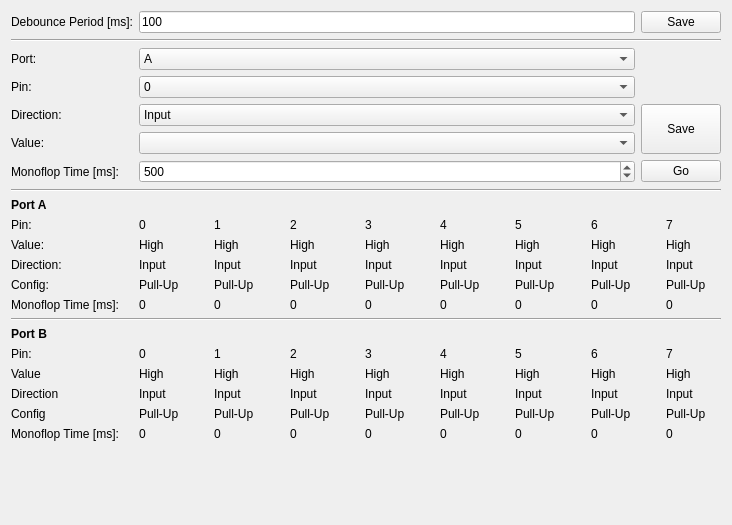
Old version of the form src/brickv/plugin_system/plugins/io16/ui/io16.ui in the repository Tinkerforge/brickv.
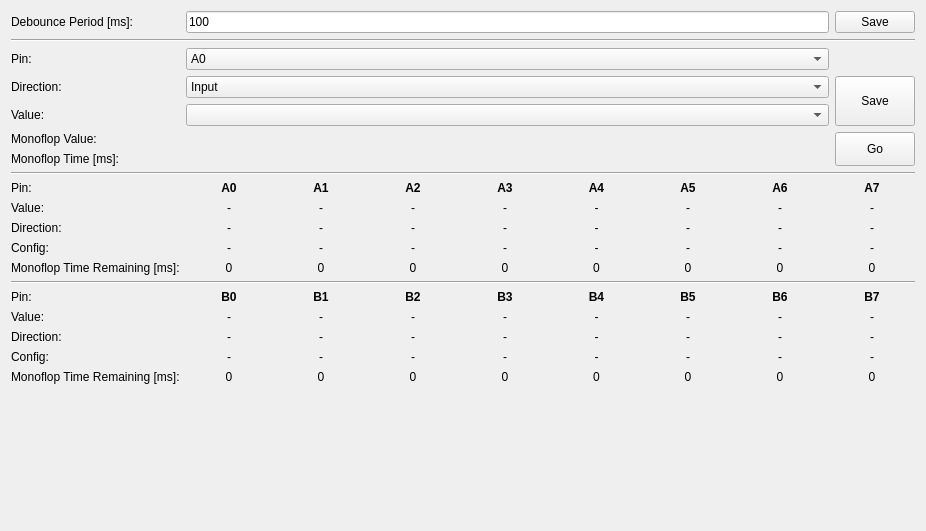
New version of the form.

Commit message:
Refactor and unify monoflop logic
Workaround Industrial Digital Out 4 Bricklet 2.0 and IO-4 Bricklet 2.0
firmware bugs.

Patch:
```diff
--- a/src/brickv/plugin_system/plugins/io16/ui/io16.ui
+++ b/src/brickv/plugin_system/plugins/io16/ui/io16.ui
@@ -6,8 +6,8 @@
    <rect>
     <x>0</x>
     <y>0</y>
-    <width>732</width>
-    <height>525</height>
+    <width>926</width>
+    <height>531</height>
    </rect>
   </property>
   <property name="windowTitle">
@@ -50,40 +50,7 @@
        </property>
       </widget>
      </item>
-     <item row="2" column="1">
-      <widget class="QComboBox" name="port_box">
-       <item>
-        <property name="text">
-         <string>A</string>
-        </property>
-       </item>
-       <item>
-        <property name="text">
-         <string>B</string>
-        </property>
-       </item>
-      </widget>
-     </item>
      <item row="2" column="0">
-      <widget class="QLabel" name="label">
-       <property name="minimumSize">
-        <size>
-         <width>0</width>
-         <height>0</height>
-        </size>
-       </property>
-       <property name="maximumSize">
-        <size>
-         <width>100</width>
-         <height>16777215</height>
-        </size>
-       </property>
-       <property name="text">
-        <string>Port:</string>
-       </property>
-      </widget>
-     </item>
-     <item row="3" column="0">
       <widget class="QLabel" name="label_3">
        <property name="maximumSize">
         <size>
@@ -96,7 +63,7 @@
        </property>
       </widget>
      </item>
-     <item row="4" column="0">
+     <item row="3" column="0">
       <widget class="QLabel" name="label_2">
        <property name="maximumSize">
         <size>
@@ -109,11 +76,11 @@
        </property>
       </widget>
      </item>
-     <item row="3" column="1">
+     <item row="2" column="1">
       <widget class="QComboBox" name="pin_box">
        <item>
         <property name="text">
-         <string>0</string>
+         <string>A0</string>
         </property>
        </item>
        <item>
@@ -153,7 +120,7 @@
        </item>
       </widget>
      </item>
-     <item row="4" column="1">
+     <item row="3" column="1">
       <widget class="QComboBox" name="direction_box">
        <item>
         <property name="text">
@@ -167,8 +134,8 @@
        </item>
       </widget>
      </item>
-     <item row="5" column="0">
-      <widget class="QLabel" name="label_4">
+     <item row="4" column="0">
+      <widget class="QLabel" name="value_label">
        <property name="maximumSize">
         <size>
          <width>100</width>
@@ -180,10 +147,10 @@
        </property>
       </widget>
      </item>
-     <item row="5" column="1">
+     <item row="4" column="1">
       <widget class="QComboBox" name="value_box"/>
      </item>
-     <item row="4" column="2" rowspan="2">
+     <item row="3" column="2" rowspan="2">
       <widget class="QPushButton" name="save_button">
        <property name="sizePolicy">
         <sizepolicy hsizetype="Minimum" vsizetype="Minimum">
@@ -196,19 +163,6 @@
        </property>
       </widget>
      </item>
-     <item row="8" column="0" colspan="3">
-      <widget class="QLabel" name="label_8">
-       <property name="font">
-        <font>
-         <weight>75</weight>
-         <bold>true</bold>
-        </font>
-       </property>
-       <property name="text">
-        <string>Port A</string>
-       </property>
-      </widget>
-     </item>
      <item row="7" column="0" colspan="3">
       <widget class="Line" name="line">
        <property name="orientation">
@@ -216,260 +170,401 @@
        </property>
       </widget>
      </item>
-     <item row="9" column="0">
+     <item row="8" column="0">
       <widget class="QLabel" name="label_53">
        <property name="text">
         <string>Pin:</string>
        </property>
       </widget>
      </item>
-     <item row="10" column="0">
+     <item row="9" column="0">
       <widget class="QLabel" name="label_5">
        <property name="text">
         <string>Value:</string>
        </property>
       </widget>
      </item>
-     <item row="11" column="0">
+     <item row="10" column="0">
       <widget class="QLabel" name="label_7">
        <property name="text">
         <string>Direction:</string>
        </property>
       </widget>
      </item>
-     <item row="12" column="0">
+     <item row="11" column="0">
       <widget class="QLabel" name="label_6">
        <property name="text">
         <string>Config:</string>
        </property>
       </widget>
      </item>
-     <item row="9" column="1" rowspan="5" colspan="2">
+     <item row="8" column="1" rowspan="5" colspan="2">
       <layout class="QGridLayout" name="gridLayout">
-       <property name="horizontalSpacing">
-        <number>20</number>
-       </property>
        <item row="1" column="1">
         <widget class="QLabel" name="av0">
          <property name="text">
-          <string>High</string>
+          <string>-</string>
+         </property>
+         <property name="alignment">
+          <set>Qt::AlignCenter</set>
          </property>
         </widget>
        </item>
        <item row="1" column="2">
         <widget class="QLabel" name="av1">
          <property name="text">
-          <string>High</string>
+          <string>-</string>
+         </property>
+         <property name="alignment">
+          <set>Qt::AlignCenter</set>
          </property>
         </widget>
        </item>
        <item row="1" column="3">
         <widget class="QLabel" name="av2">
          <property name="text">
-          <string>High</string>
+          <string>-</string>
+         </property>
+         <property name="alignment">
+          <set>Qt::AlignCenter</set>
          </property>
         </widget>
        </item>
        <item row="1" column="4">
         <widget class="QLabel" name="av3">
          <property name="text">
-          <string>High</string>
+          <string>-</string>
+         </property>
+         <property name="alignment">
+          <set>Qt::AlignCenter</set>
          </property>
         </widget>
        </item>
        <item row="1" column="5">
         <widget class="QLabel" name="av4">
          <property name="text">
-          <string>High</string>
+          <string>-</string>
+         </property>
+         <property name="alignment">
+          <set>Qt::AlignCenter</set>
          </property>
         </widget>
        </item>
        <item row="1" column="6">
         <widget class="QLabel" name="av5">
          <property name="text">
-          <string>High</string>
+          <string>-</string>
+         </property>
+         <property name="alignment">
+          <set>Qt::AlignCenter</set>
          </property>
         </widget>
        </item>
        <item row="1" column="7">
         <widget class="QLabel" name="av6">
          <property name="text">
-          <string>High</string>
+          <string>-</string>
+         </property>
+         <property name="alignment">
+          <set>Qt::AlignCenter</set>
          </property>
         </widget>
        </item>
        <item row="1" column="8">
         <widget class="QLabel" name="av7">
          <property name="text">
-          <string>High</string>
+          <string>-</string>
+         </property>
+         <property name="alignment">
+          <set>Qt::AlignCenter</set>
          </property>
         </widget>
        </item>
        <item row="2" column="1">
         <widget class="QLabel" name="ad0">
          <property name="text">
-          <string>Input</string>
+          <string>-</string>
+         </property>
+         <property name="alignment">
+          <set>Qt::AlignCenter</set>
          </property>
         </widget>
        </item>
        <item row="2" column="2">
         <widget class="QLabel" name="ad1">
          <property name="text">
-          <string>Input</string>
+          <string>-</string>
+         </property>
+         <property name="alignment">
+          <set>Qt::AlignCenter</set>
          </property>
         </widget>
        </item>
        <item row="2" column="3">
         <widget class="QLabel" name="ad2">
          <property name="text">
-          <string>Input</string>
+          <string>-</string>
+         </property>
+         <property name="alignment">
+          <set>Qt::AlignCenter</set>
          </property>
         </widget>
        </item>
        <item row="2" column="4">
         <widget class="QLabel" name="ad3">
          <property name="text">
-          <string>Input</string>
+          <string>-</string>
+         </property>
+         <property name="alignment">
+          <set>Qt::AlignCenter</set>
          </property>
         </widget>
        </item>
        <item row="2" column="5">
         <widget class="QLabel" name="ad4">
          <property name="text">
-          <string>Input</string>
+          <string>-</string>
+         </property>
+         <property name="alignment">
+          <set>Qt::AlignCenter</set>
          </property>
         </widget>
        </item>
        <item row="2" column="6">
         <widget class="QLabel" name="ad5">
          <property name="text">
-          <string>Input</string>
+          <string>-</string>
+         </property>
+         <property name="alignment">
+          <set>Qt::AlignCenter</set>
          </property>
         </widget>
        </item>
        <item row="2" column="7">
         <widget class="QLabel" name="ad6">
          <property name="text">
-          <string>Input</string>
+          <string>-</string>
+         </property>
+         <property name="alignment">
+          <set>Qt::AlignCenter</set>
          </property>
         </widget>
        </item>
        <item row="2" column="8">
         <widget class="QLabel" name="ad7">
          <property name="text">
-          <string>Input</string>
+          <string>-</string>
+         </property>
+         <property name="alignment">
+          <set>Qt::AlignCenter</set>
          </property>
         </widget>
        </item>
        <item row="3" column="1">
         <widget class="QLabel" name="ac0">
          <property name="text">
-          <string>Pull-Up</string>
+          <string>-</string>
+         </property>
+         <property name="alignment">
+          <set>Qt::AlignCenter</set>
          </property>
         </widget>
        </item>
        <item row="3" column="2">
         <widget class="QLabel" name="ac1">
          <property name="text">
-          <string>Pull-Up</string>
+          <string>-</string>
+         </property>
+         <property name="alignment">
+          <set>Qt::AlignCenter</set>
          </property>
         </widget>
        </item>
        <item row="3" column="3">
         <widget class="QLabel" name="ac2">
          <property name="text">
-          <string>Pull-Up</string>
+          <string>-</string>
+         </property>
+         <property name="alignment">
+          <set>Qt::AlignCenter</set>
          </property>
         </widget>
        </item>
        <item row="3" column="4">
         <widget class="QLabel" name="ac3">
          <property name="text">
-          <string>Pull-Up</string>
+          <string>-</string>
+         </property>
+         <property name="alignment">
+          <set>Qt::AlignCenter</set>
          </property>
         </widget>
        </item>
        <item row="3" column="5">
         <widget class="QLabel" name="ac4">
          <property name="text">
-          <string>Pull-Up</string>
+          <string>-</string>
+         </property>
+         <property name="alignment">
+          <set>Qt::AlignCenter</set>
          </property>
         </widget>
        </item>
        <item row="3" column="6">
         <widget class="QLabel" name="ac5">
          <property name="text">
-          <string>Pull-Up</string>
+          <string>-</string>
+         </property>
+         <property name="alignment">
+          <set>Qt::AlignCenter</set>
          </property>
         </widget>
        </item>
        <item row="3" column="7">
         <widget class="QLabel" name="ac6">
          <property name="text">
-          <string>Pull-Up</string>
+          <string>-</string>
+         </property>
+         <property name="alignment">
+          <set>Qt::AlignCenter</set>
          </property>
         </widget>
        </item>
        <item row="3" column="8">
         <widget class="QLabel" name="ac7">
          <property name="text">
-          <string>Pull-Up</string>
+          <string>-</string>
+         </property>
+         <property name="alignment">
+          <set>Qt::AlignCenter</set>
          </property>
         </widget>
        </item>
        <item row="0" column="1">
         <widget class="QLabel" name="label_55">
+         <property name="font">
+          <font>
+           <weight>75</weight>
+           <bold>true</bold>
+          </font>
+         </property>
          <property name="text">
-          <string>0</string>
+          <string>A0</string>
+         </property>
+         <property name="alignment">
+          <set>Qt::AlignCenter</set>
          </property>
         </widget>
        </item>
        <item row="0" column="2">
         <widget class="QLabel" name="label_56">
+         <property name="font">
+          <font>
+           <weight>75</weight>
+           <bold>true</bold>
+          </font>
+         </property>
          <property name="text">
-          <string>1</string>
+          <string>A1</string>
+         </property>
+         <property name="alignment">
+          <set>Qt::AlignCenter</set>
          </property>
         </widget>
        </item>
        <item row="0" column="3">
         <widget class="QLabel" name="label_57">
+         <property name="font">
+          <font>
+           <weight>75</weight>
+           <bold>true</bold>
+          </font>
+         </property>
          <property name="text">
-          <string>2</string>
+          <string>A2</string>
+         </property>
+         <property name="alignment">
+          <set>Qt::AlignCenter</set>
          </property>
         </widget>
        </item>
        <item row="0" column="4">
         <widget class="QLabel" name="label_58">
+         <property name="font">
+          <font>
+           <weight>75</weight>
+           <bold>true</bold>
+          </font>
+         </property>
          <property name="text">
-          <string>3</string>
+          <string>A3</string>
+         </property>
+         <property name="alignment">
+          <set>Qt::AlignCenter</set>
          </property>
         </widget>
        </item>
        <item row="0" column="5">
         <widget class="QLabel" name="label_59">
+         <property name="font">
+          <font>
+           <weight>75</weight>
+           <bold>true</bold>
+          </font>
+         </property>
          <property name="text">
-          <string>4</string>
+          <string>A4</string>
+         </property>
+         <property name="alignment">
+          <set>Qt::AlignCenter</set>
          </property>
         </widget>
        </item>
        <item row="0" column="6">
         <widget class="QLabel" name="label_60">
+         <property name="font">
+          <font>
+           <weight>75</weight>
+           <bold>true</bold>
+          </font>
+         </property>
          <property name="text">
-          <string>5</string>
+          <string>A5</string>
+         </property>
+         <property name="alignment">
+          <set>Qt::AlignCenter</set>
          </property>
         </widget>
        </item>
        <item row="0" column="7">
         <widget class="QLabel" name="label_61">
+         <property name="font">
+          <font>
+           <weight>75</weight>
+           <bold>true</bold>
+          </font>
+         </property>
          <property name="text">
-          <string>6</string>
+          <string>A6</string>
+         </property>
+         <property name="alignment">
+          <set>Qt::AlignCenter</set>
          </property>
         </widget>
        </item>
        <item row="0" column="8">
         <widget class="QLabel" name="label_62">
+         <property name="font">
+          <font>
+           <weight>75</weight>
+           <bold>true</bold>
+          </font>
+         </property>
          <property name="text">
-          <string>7</string>
+          <string>A7</string>
+         </property>
+         <property name="alignment">
+          <set>Qt::AlignCenter</set>
          </property>
         </widget>
        </item>
@@ -478,6 +573,9 @@
          <property name="text">
           <string>0</string>
          </property>
+         <property name="alignment">
+          <set>Qt::AlignCenter</set>
+         </property>
         </widget>
        </item>
        <item row="4" column="2">
@@ -485,6 +583,9 @@
          <property name="text">
           <string>0</string>
          </property>
+         <property name="alignment">
+          <set>Qt::AlignCenter</set>
+         </property>
         </widget>
        </item>
        <item row="4" column="3">
@@ -492,6 +593,9 @@
          <property name="text">
           <string>0</string>
          </property>
+         <property name="alignment">
+          <set>Qt::AlignCenter</set>
+         </property>
         </widget>
        </item>
        <item row="4" column="4">
@@ -499,6 +603,9 @@
          <property name="text">
           <string>0</string>
          </property>
+         <property name="alignment">
+          <set>Qt::AlignCenter</set>
+         </property>
         </widget>
        </item>
        <item row="4" column="5">
@@ -506,6 +613,9 @@
          <property name="text">
           <string>0</string>
          </property>
+         <property name="alignment">
+          <set>Qt::AlignCenter</set>
+         </property>
         </widget>
        </item>
        <item row="4" column="6">
@@ -513,6 +623,9 @@
          <property name="text">
           <string>0</string>
          </property>
+         <property name="alignment">
+          <set>Qt::AlignCenter</set>
+         </property>
         </widget>
        </item>
        <item row="4" column="7">
@@ -520,6 +633,9 @@
          <property name="text">
           <string>0</string>
          </property>
+         <property name="alignment">
+          <set>Qt::AlignCenter</set>
+         </property>
         </widget>
        </item>
        <item row="4" column="8">
@@ -527,284 +643,415 @@
          <property name="text">
           <string>0</string>
          </property>
+         <property name="alignment">
+          <set>Qt::AlignCenter</set>
+         </property>
         </widget>
        </item>
       </layout>
      </item>
-     <item row="14" column="0" colspan="3">
+     <item row="13" column="0" colspan="3">
       <widget class="Line" name="line_2">
        <property name="orientation">
         <enum>Qt::Horizontal</enum>
        </property>
       </widget>
      </item>
-     <item row="16" column="0">
+     <item row="14" column="0">
       <widget class="QLabel" name="label_54">
        <property name="text">
         <string>Pin:</string>
        </property>
       </widget>
      </item>
-     <item row="15" column="0" colspan="3">
-      <widget class="QLabel" name="label_9">
-       <property name="font">
-        <font>
-         <weight>75</weight>
-         <bold>true</bold>
-        </font>
-       </property>
-       <property name="text">
-        <string>Port B</string>
-       </property>
-      </widget>
-     </item>
-     <item row="17" column="0">
+     <item row="15" column="0">
       <widget class="QLabel" name="label_10">
        <property name="text">
-        <string>Value</string>
+        <string>Value:</string>
        </property>
       </widget>
      </item>
-     <item row="18" column="0">
+     <item row="16" column="0">
       <widget class="QLabel" name="label_13">
        <property name="text">
-        <string>Direction</string>
+        <string>Direction:</string>
        </property>
       </widget>
      </item>
-     <item row="19" column="0">
+     <item row="17" column="0">
       <widget class="QLabel" name="label_11">
        <property name="text">
-        <string>Config</string>
+        <string>Config:</string>
        </property>
       </widget>
      </item>
-     <item row="16" column="1" rowspan="5" colspan="2">
+     <item row="14" column="1" rowspan="5" colspan="2">
       <layout class="QGridLayout" name="gridLayout_2">
-       <property name="horizontalSpacing">
-        <number>20</number>
-       </property>
        <item row="1" column="1">
         <widget class="QLabel" name="bv0">
          <property name="text">
-          <string>High</string>
+          <string>-</string>
+         </property>
+         <property name="alignment">
+          <set>Qt::AlignCenter</set>
          </property>
         </widget>
        </item>
        <item row="1" column="2">
         <widget class="QLabel" name="bv1">
          <property name="text">
-          <string>High</string>
+          <string>-</string>
+         </property>
+         <property name="alignment">
+          <set>Qt::AlignCenter</set>
          </property>
         </widget>
        </item>
        <item row="1" column="3">
         <widget class="QLabel" name="bv2">
          <property name="text">
-          <string>High</string>
+          <string>-</string>
+         </property>
+         <property name="alignment">
+          <set>Qt::AlignCenter</set>
          </property>
         </widget>
        </item>
        <item row="1" column="4">
         <widget class="QLabel" name="bv3">
          <property name="text">
-          <string>High</string>
+          <string>-</string>
+         </property>
+         <property name="alignment">
+          <set>Qt::AlignCenter</set>
          </property>
         </widget>
        </item>
        <item row="1" column="5">
         <widget class="QLabel" name="bv4">
          <property name="text">
-          <string>High</string>
+          <string>-</string>
+         </property>
+         <property name="alignment">
+          <set>Qt::AlignCenter</set>
          </property>
         </widget>
        </item>
        <item row="1" column="6">
         <widget class="QLabel" name="bv5">
          <property name="text">
-          <string>High</string>
+          <string>-</string>
+         </property>
+         <property name="alignment">
+          <set>Qt::AlignCenter</set>
          </property>
         </widget>
        </item>
        <item row="1" column="7">
         <widget class="QLabel" name="bv6">
          <property name="text">
-          <string>High</string>
+          <string>-</string>
+         </property>
+         <property name="alignment">
+          <set>Qt::AlignCenter</set>
          </property>
         </widget>
        </item>
        <item row="1" column="8">
         <widget class="QLabel" name="bv7">
          <property name="text">
-          <string>High</string>
+          <string>-</string>
+         </property>
+         <property name="alignment">
+          <set>Qt::AlignCenter</set>
          </property>
         </widget>
        </item>
        <item row="0" column="1">
         <widget class="QLabel" name="label_63">
+         <property name="font">
+          <font>
+           <weight>75</weight>
+           <bold>true</bold>
+          </font>
+         </property>
          <property name="text">
-          <string>0</string>
+          <string>B0</string>
+         </property>
+         <property name="alignment">
+          <set>Qt::AlignCenter</set>
          </property>
         </widget>
        </item>
        <item row="0" column="2">
         <widget class="QLabel" name="label_64">
+         <property name="font">
+          <font>
+           <weight>75</weight>
+           <bold>true</bold>
+          </font>
+         </property>
          <property name="text">
-          <string>1</string>
+          <string>B1</string>
+         </property>
+         <property name="alignment">
+          <set>Qt::AlignCenter</set>
          </property>
         </widget>
        </item>
        <item row="0" column="3">
         <widget class="QLabel" name="label_65">
+         <property name="font">
+          <font>
+           <weight>75</weight>
+           <bold>true</bold>
+          </font>
+         </property>
          <property name="text">
-          <string>2</string>
+          <string>B2</string>
+         </property>
+         <property name="alignment">
+          <set>Qt::AlignCenter</set>
          </property>
         </widget>
        </item>
        <item row="0" column="4">
         <widget class="QLabel" name="label_66">
+         <property name="font">
+          <font>
+           <weight>75</weight>
+           <bold>true</bold>
+          </font>
+         </property>
          <property name="text">
-          <string>3</string>
+          <string>B3</string>
+         </property>
+         <property name="alignment">
+          <set>Qt::AlignCenter</set>
          </property>
         </widget>
        </item>
        <item row="0" column="5">
         <widget class="QLabel" name="label_67">
+         <property name="font">
+          <font>
+           <weight>75</weight>
+           <bold>true</bold>
+          </font>
+         </property>
          <property name="text">
-          <string>4</string>
+          <string>B4</string>
+         </property>
+         <property name="alignment">
+          <set>Qt::AlignCenter</set>
          </property>
         </widget>
        </item>
        <item row="0" column="6">
         <widget class="QLabel" name="label_68">
+         <property name="font">
+          <font>
+           <weight>75</weight>
+           <bold>true</bold>
+          </font>
+         </property>
          <property name="text">
-          <string>5</string>
+          <string>B5</string>
+         </property>
+         <property name="alignment">
+          <set>Qt::AlignCenter</set>
          </property>
         </widget>
        </item>
        <item row="0" column="7">
         <widget class="QLabel" name="label_69">
+         <property name="font">
+          <font>
+           <weight>75</weight>
+           <bold>true</bold>
+          </font>
+         </property>
          <property name="text">
-          <string>6</string>
+          <string>B6</string>
+         </property>
+         <property name="alignment">
+          <set>Qt::AlignCenter</set>
          </property>
         </widget>
        </item>
        <item row="0" column="8">
         <widget class="QLabel" name="label_70">
+         <property name="font">
+          <font>
+           <weight>75</weight>
+           <bold>true</bold>
+          </font>
+         </property>
          <property name="text">
-          <string>7</string>
+          <string>B7</string>
+         </property>
+         <property name="alignment">
+          <set>Qt::AlignCenter</set>
          </property>
         </widget>
        </item>
        <item row="2" column="8">
         <widget class="QLabel" name="bd7">
          <property name="text">
-          <string>Input</string>
+          <string>-</string>
+         </property>
+         <property name="alignment">
+          <set>Qt::AlignCenter</set>
          </property>
         </widget>
        </item>
        <item row="2" column="7">
         <widget class="QLabel" name="bd6">
          <property name="text">
-          <string>Input</string>
+          <string>-</string>
+         </property>
+         <property name="alignment">
+          <set>Qt::AlignCenter</set>
          </property>
         </widget>
        </item>
        <item row="2" column="6">
         <widget class="QLabel" name="bd5">
          <property name="text">
-          <string>Input</string>
+          <string>-</string>
+         </property>
+         <property name="alignment">
+          <set>Qt::AlignCenter</set>
          </property>
         </widget>
        </item>
        <item row="2" column="5">
         <widget class="QLabel" name="bd4">
          <property name="text">
-          <string>Input</string>
+          <string>-</string>
+         </property>
+         <property name="alignment">
+          <set>Qt::AlignCenter</set>
          </property>
         </widget>
        </item>
        <item row="2" column="4">
         <widget class="QLabel" name="bd3">
          <property name="text">
-          <string>Input</string>
+          <string>-</string>
+         </property>
+         <property name="alignment">
+          <set>Qt::AlignCenter</set>
          </property>
         </widget>
        </item>
        <item row="2" column="3">
         <widget class="QLabel" name="bd2">
          <property name="text">
-          <string>Input</string>
+          <string>-</string>
+         </property>
+         <property name="alignment">
+          <set>Qt::AlignCenter</set>
          </property>
         </widget>
        </item>
        <item row="2" column="2">
         <widget class="QLabel" name="bd1">
          <property name="text">
-          <string>Input</string>
+          <string>-</string>
+         </property>
+         <property name="alignment">
+          <set>Qt::AlignCenter</set>
          </property>
         </widget>
        </item>
        <item row="2" column="1">
         <widget class="QLabel" name="bd0">
          <property name="text">
-          <string>Input</string>
+          <string>-</string>
+         </property>
+         <property name="alignment">
+          <set>Qt::AlignCenter</set>
          </property>
         </widget>
        </item>
        <item row="3" column="1">
         <widget class="QLabel" name="bc0">
          <property name="text">
-          <string>Pull-Up</string>
+          <string>-</string>
+         </property>
+         <property name="alignment">
+          <set>Qt::AlignCenter</set>
          </property>
         </widget>
        </item>
        <item row="3" column="2">
         <widget class="QLabel" name="bc1">
          <property name="text">
-          <string>Pull-Up</string>
+          <string>-</string>
+         </property>
+         <property name="alignment">
+          <set>Qt::AlignCenter</set>
          </property>
         </widget>
        </item>
        <item row="3" column="3">
         <widget class="QLabel" name="bc2">
          <property name="text">
-          <string>Pull-Up</string>
+          <string>-</string>
+         </property>
+         <property name="alignment">
+          <set>Qt::AlignCenter</set>
          </property>
         </widget>
        </item>
        <item row="3" column="4">
         <widget class="QLabel" name="bc3">
          <property name="text">
-          <string>Pull-Up</string>
+          <string>-</string>
+         </property>
+         <property name="alignment">
+          <set>Qt::AlignCenter</set>
          </property>
         </widget>
        </item>
        <item row="3" column="5">
         <widget class="QLabel" name="bc4">
          <property name="text">
-          <string>Pull-Up</string>
+          <string>-</string>
+         </property>
+         <property name="alignment">
+          <set>Qt::AlignCenter</set>
          </property>
         </widget>
        </item>
        <item row="3" column="6">
         <widget class="QLabel" name="bc5">
          <property name="text">
-          <string>Pull-Up</string>
+          <string>-</string>
+         </property>
+         <property name="alignment">
+          <set>Qt::AlignCenter</set>
          </property>
         </widget>
        </item>
        <item row="3" column="7">
         <widget class="QLabel" name="bc6">
          <property name="text">
-          <string>Pull-Up</string>
+          <string>-</string>
+         </property>
+         <property name="alignment">
+          <set>Qt::AlignCenter</set>
          </property>
         </widget>
        </item>
        <item row="3" column="8">
         <widget class="QLabel" name="bc7">
          <property name="text">
-          <string>Pull-Up</string>
+          <string>-</string>
+         </property>
+         <property name="alignment">
+          <set>Qt::AlignCenter</set>
          </property>
         </widget>
        </item>
@@ -813,6 +1060,9 @@
          <property name="text">
           <string>0</string>
          </property>
+         <property name="alignment">
+          <set>Qt::AlignCenter</set>
+         </property>
         </widget>
        </item>
        <item row="4" column="2">
@@ -820,6 +1070,9 @@
          <property name="text">
           <string>0</string>
          </property>
+         <property name="alignment">
+          <set>Qt::AlignCenter</set>
+         </property>
         </widget>
        </item>
        <item row="4" column="3">
@@ -827,6 +1080,9 @@
          <property name="text">
           <string>0</string>
          </property>
+         <property name="alignment">
+          <set>Qt::AlignCenter</set>
+         </property>
         </widget>
        </item>
        <item row="4" column="4">
@@ -834,6 +1090,9 @@
          <property name="text">
           <string>0</string>
          </property>
+         <property name="alignment">
+          <set>Qt::AlignCenter</set>
+         </property>
         </widget>
        </item>
        <item row="4" column="5">
@@ -841,6 +1100,9 @@
          <property name="text">
           <string>0</string>
          </property>
+         <property name="alignment">
+          <set>Qt::AlignCenter</set>
+         </property>
         </widget>
        </item>
        <item row="4" column="6">
@@ -848,6 +1110,9 @@
          <property name="text">
           <string>0</string>
          </property>
+         <property name="alignment">
+          <set>Qt::AlignCenter</set>
+         </property>
         </widget>
        </item>
        <item row="4" column="7">
@@ -855,6 +1120,9 @@
          <property name="text">
           <string>0</string>
          </property>
+         <property name="alignment">
+          <set>Qt::AlignCenter</set>
+         </property>
         </widget>
        </item>
        <item row="4" column="8">
@@ -862,6 +1130,9 @@
          <property name="text">
           <string>0</string>
          </property>
+         <property name="alignment">
+          <set>Qt::AlignCenter</set>
+         </property>
         </widget>
        </item>
       </layout>
@@ -873,37 +1144,43 @@
        </property>
       </widget>
      </item>
-     <item row="20" column="0">
+     <item row="18" column="0">
       <widget class="QLabel" name="label_15">
        <property name="text">
-        <string>Monoflop Time [ms]:</string>
+        <string>Monoflop Time Remaining [ms]:</string>
        </property>
       </widget>
      </item>
-     <item row="6" column="1">
-      <widget class="QSpinBox" name="time_spinbox">
-       <property name="minimum">
-        <number>1</number>
-       </property>
-       <property name="maximum">
-        <number>2147483647</number>
-       </property>
-       <property name="value">
-        <number>500</number>
-       </property>
-      </widget>
-     </item>
-     <item row="6" column="2">
+     <item row="5" column="2" rowspan="2">
       <widget class="QPushButton" name="go_button">
+       <property name="sizePolicy">
+        <sizepolicy hsizetype="Minimum" vsizetype="Minimum">
+         <horstretch>0</horstretch>
+         <verstretch>0</verstretch>
+        </sizepolicy>
+       </property>
        <property name="text">
         <string>Go</string>
        </property>
       </widget>
      </item>
-     <item row="13" column="0">
+     <item row="12" column="0">
       <widget class="QLabel" name="label_16">
        <property name="text">
-        <string>Monoflop Time [ms]:</string>
+        <string>Monoflop Time Remaining [ms]:</string>
+       </property>
+      </widget>
+     </item>
+     <item row="6" column="1">
+      <widget class="QStackedWidget" name="monoflop_time_stack"/>
+     </item>
+     <item row="5" column="1">
+      <widget class="QStackedWidget" name="monoflop_value_stack"/>
+     </item>
+     <item row="5" column="0">
+      <widget class="QLabel" name="label">
+       <property name="text">
+        <string>Monoflop Value:</string>
        </property>
       </widget>
      </item>
```
Left out of the diff: 54 changed lines with no effect on the pictures. The commit also changes 27 other files.
